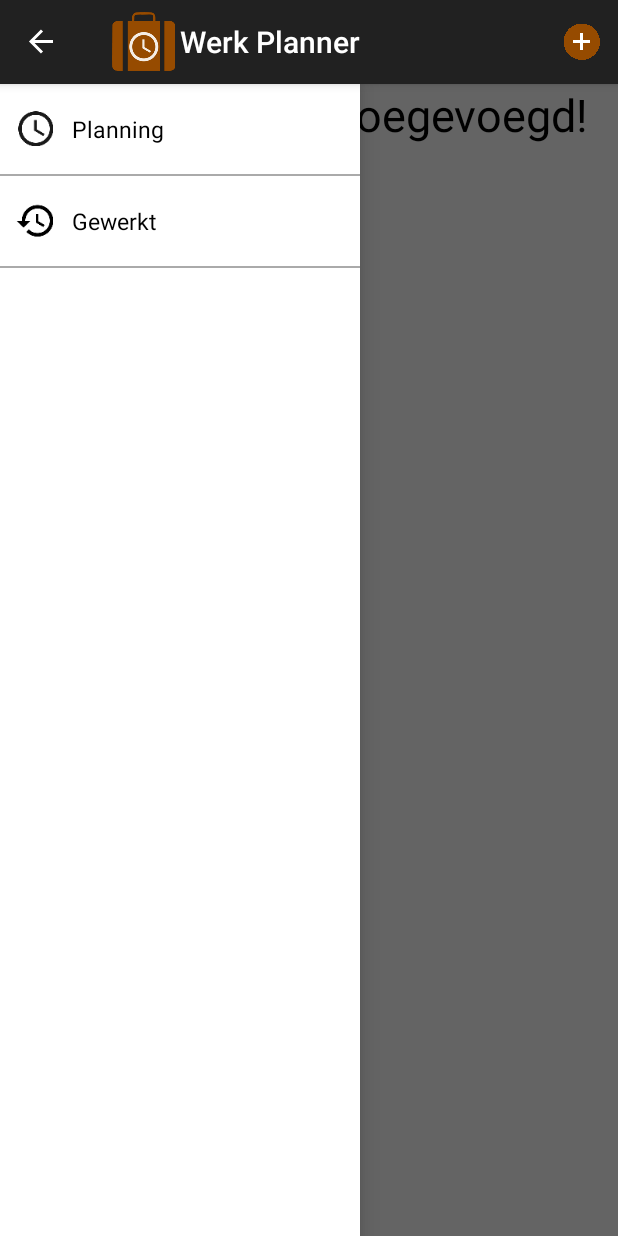
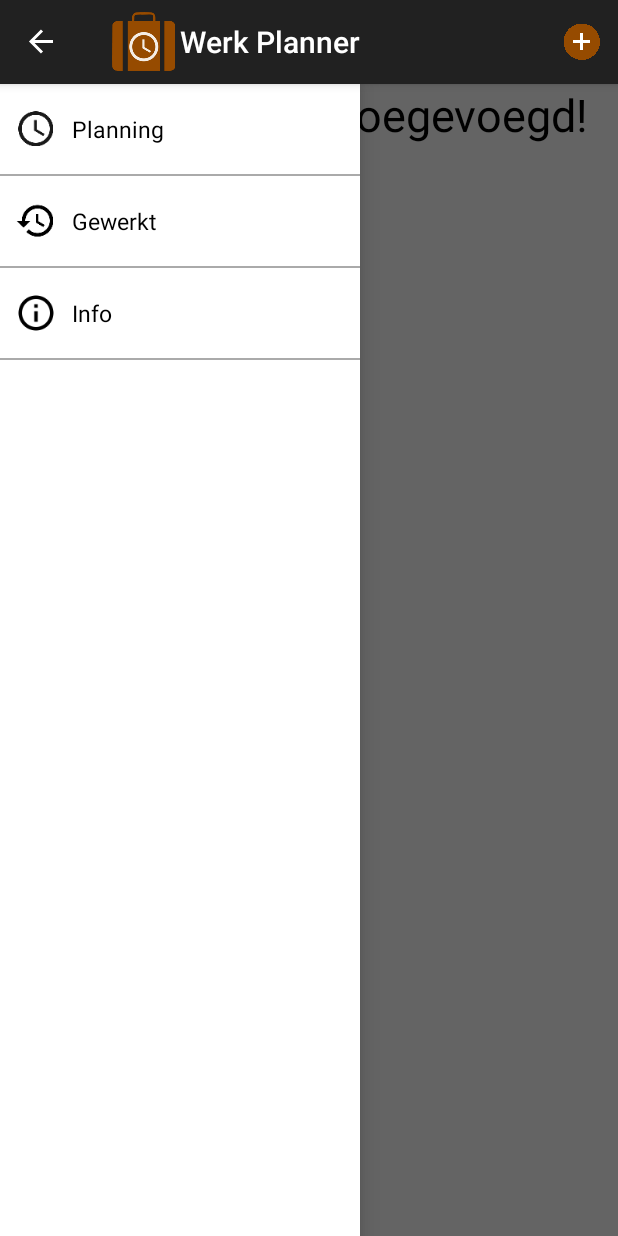
Before and after one commit to geertberkers/LocalWerkPlanner, an Android app: the screen it shows after launch (MainActivity), with the side drawer open, on a phone screen of 412 x 824 dp. Run offline under Robolectric (Android 15) with nearby library versions, the phone set to English and light mode, and no system bars.

Commit message:
Kleine icons + info app
Kleinere icons toegevoegd, popup informatie app

```diff
--- a/app/src/main/java/geert/berkers/localwerkplanner/MenuAdapter.java
+++ b/app/src/main/java/geert/berkers/localwerkplanner/MenuAdapter.java
@@ -16,8 +16,8 @@ import android.widget.TextView;
 public class MenuAdapter extends BaseAdapter {
     private Context context;
 
-    private String[] sort ={"Planning","Gewerkt"/*,"Instellingen"*/};
-    private Integer[] images ={R.drawable.ic_schedule_black_36dp, R.drawable.ic_restore_black_36dp/*,R.drawable.ic_settings_black_36dp*/};
+    private String[] sort ={"Planning","Gewerkt", "Info"/*,"Instellingen"*/};
+    private Integer[] images ={R.drawable.ic_schedule_black_36dp, R.drawable.ic_restore_black_36dp, R.drawable.ic_info_outline_black_36dp/*,R.drawable.ic_settings_black_36dp*/};
 
     public MenuAdapter(Context context){
         this.context = context;
```
Also changed, not shown: app/src/main/java/geert/berkers/localwerkplanner/MainActivity.java (+15 -1 lines), app/src/main/res/drawable-hdpi/ic_info_outline_black_36dp.png (added), app/src/main/res/drawable-mdpi/ic_info_outline_black_36dp.png (added), app/src/main/res/drawable-xhdpi/ic_info_outline_black_36dp.png (added), app/src/main/res/drawable-xxhdpi/ic_info_outline_black_36dp.png (added), app/src/main/res/drawable-xxxhdpi/ic_info_outline_black_36dp.png (added), 4 other files.
